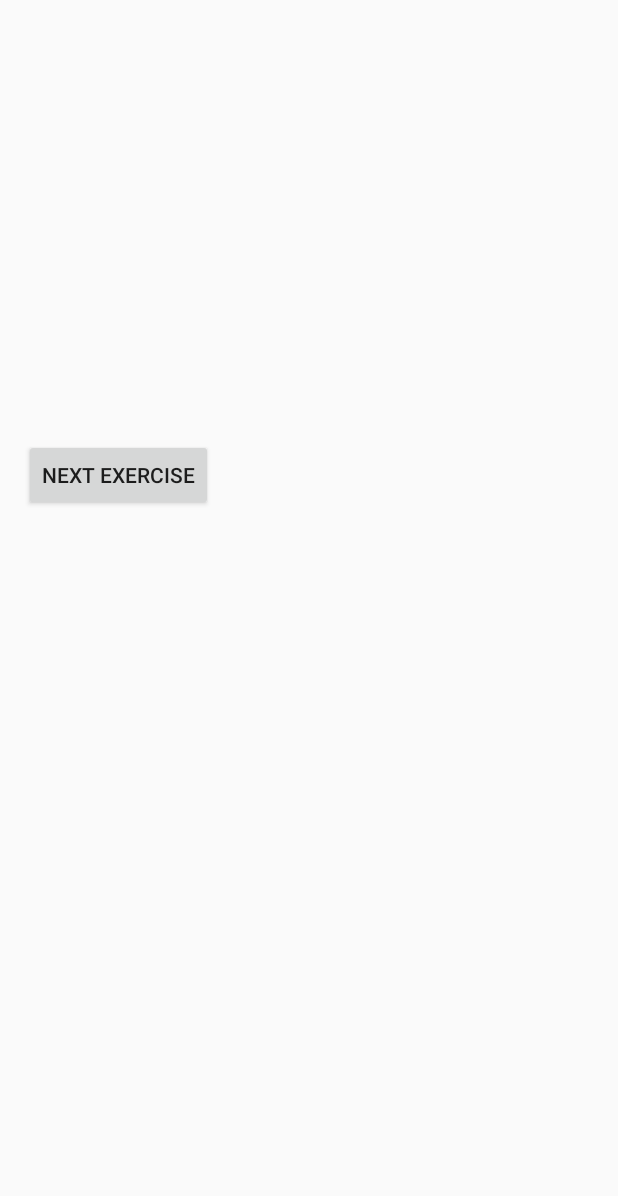
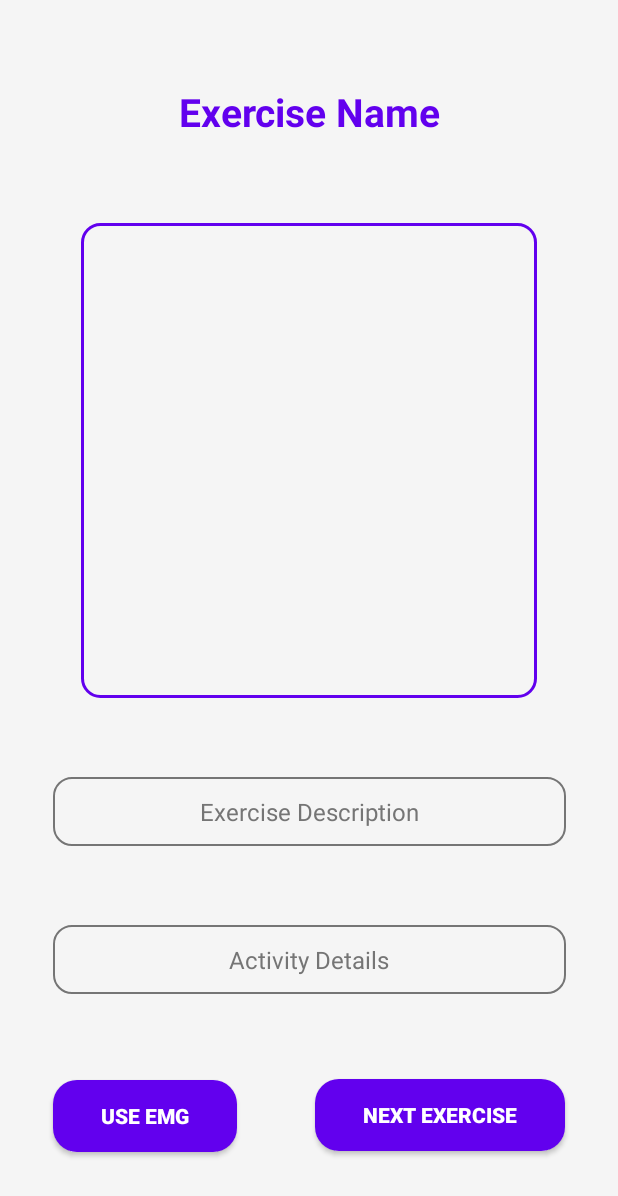
Before and after one commit to edriccoder/Calisthenics-Android-App, an Android app: the ExerciseDetailActivity screen opened directly, with no data from a screen before it, on a phone screen of 412 x 824 dp. Shown: the top 1196 px of the screen. Run offline under Robolectric (Android 15) with nearby library versions, the phone set to English and light mode, and no system bars; pictures from the network do not load.

Commit message:
done details

```diff
--- a/appstudio/app/src/main/java/com/example/gymapp/ExerciseAdapter.java
+++ b/appstudio/app/src/main/java/com/example/gymapp/ExerciseAdapter.java
@@ -16,12 +16,14 @@ import java.util.ArrayList;
 
 public class ExerciseAdapter extends ArrayAdapter<Exercise2> {
 
+    private ArrayList<Exercise2> exerciseList;
+
     public ExerciseAdapter(Context context, ArrayList<Exercise2> exercises) {
         super(context, 0, exercises);
+        this.exerciseList = exercises;
     }
 
     @Override
-
     public View getView(int position, View convertView, ViewGroup parent) {
         if (convertView == null) {
             convertView = LayoutInflater.from(getContext()).inflate(R.layout.list_item_exercise, parent, false);
@@ -35,14 +37,18 @@ public class ExerciseAdapter extends ArrayAdapter<Exercise2> {
         ImageView imageViewExercise = convertView.findViewById(R.id.imageViewExercise);
 
         if (exercise != null) {
-            textViewName.setText(exercise.getExName());
+            // Handle potential null values for exercise name and description
+            textViewName.setText(exercise.getExName() != null ? exercise.getExName() : "No name available");
+            textViewDesc.setText(exercise.getExDesc() != null ? exercise.getExDesc() : "No description available");
 
+            // Handle null or empty activity field
             String activityText = (exercise.getActivity() == null || exercise.getActivity().isEmpty())
                     ? "Activity: Not specified"
                     : "Activity: " + exercise.getActivity();
             textViewActivity.setText(activityText);
 
-            if (!exercise.getImageUrl().isEmpty()) {
+            // Handle image loading with fallback in case imageUrl is null or empty
+            if (exercise.getImageUrl() != null && !exercise.getImageUrl().isEmpty()) {
                 if (exercise.getImageUrl().endsWith(".gif")) {
                     Glide.with(getContext())
                             .asGif()
@@ -55,18 +61,19 @@ public class ExerciseAdapter extends ArrayAdapter<Exercise2> {
                             .into(imageViewExercise);
                 }
             } else {
-                imageViewExercise.setImageResource(R.drawable.dumbell); // Fallback image
+                // Fallback image if imageUrl is null or empty
+                imageViewExercise.setImageResource(R.drawable.dumbell);
             }
 
-            // Set an onClickListener for the whole item
+            // Set onClickListener to navigate to ExerciseDetailActivity with exercise data
             convertView.setOnClickListener(v -> {
                 Intent intent = new Intent(getContext(), ExerciseDetailActivity.class);
-                intent.putExtra("exercise", exercise);
-                intent.putExtra("currentPosition", position);
+                intent.putExtra("exerciseList", exerciseList);  // Pass the full list of exercises
+                intent.putExtra("currentPosition", position);    // Pass the current position
                 getContext().startActivity(intent);
             });
         }
+
         return convertView;
     }
-
 }
--- a/appstudio/app/src/main/java/com/example/gymapp/ExerciseDetailActivity.java
+++ b/appstudio/app/src/main/java/com/example/gymapp/ExerciseDetailActivity.java
@@ -2,19 +2,23 @@ package com.example.gymapp;
 
 import android.content.Intent;
 import android.os.Bundle;
-import android.view.View;
 import android.widget.Button;
 import android.widget.ImageView;
 import android.widget.TextView;
+import android.widget.Toast;
+
 import androidx.appcompat.app.AppCompatActivity;
 
 import com.bumptech.glide.Glide;
+
+import java.util.ArrayList;
 
 public class ExerciseDetailActivity extends AppCompatActivity {
 
     private TextView textViewName, textViewDesc, textViewActivity;
     private ImageView imageViewExercise;
     private Button buttonNext;
+    private ArrayList<Exercise2> exerciseList;
     private int currentPosition;
 
     @Override
@@ -30,27 +34,38 @@ public class ExerciseDetailActivity extends AppCompatActivity {
 
         // Get the intent data
         Intent intent = getIntent();
-        Exercise2 exercise = (Exercise2) intent.getSerializableExtra("exercise");
+        exerciseList = (ArrayList<Exercise2>) intent.getSerializableExtra("exerciseList");
         currentPosition = intent.getIntExtra("currentPosition", -1);
 
-        if (exercise != null) {
-            displayExerciseDetails(exercise);
+        if (exerciseList != null && !exerciseList.isEmpty() && currentPosition >= 0 && currentPosition < exerciseList.size()) {
+            displayExerciseDetails(exerciseList.get(currentPosition));
+        } else {
+            Toast.makeText(this, "Exercise data is not available", Toast.LENGTH_SHORT).show();
         }
 
+        // Button to move to the next exercise
         buttonNext.setOnClickListener(v -> {
-            Intent nextIntent = new Intent(ExerciseDetailActivity.this, FocusBody.class);
-            nextIntent.putExtra("currentPosition", currentPosition + 1); // Assuming next exercise is in the next position
-            startActivity(nextIntent);
+            if (currentPosition < exerciseList.size() - 1) {
+                currentPosition++;
+                displayExerciseDetails(exerciseList.get(currentPosition));
+            } else {
+                Toast.makeText(ExerciseDetailActivity.this, "You have reached the last exercise.", Toast.LENGTH_SHORT).show();
+            }
         });
     }
 
     private void displayExerciseDetails(Exercise2 exercise) {
-        textViewName.setText(exercise.getExName());
-        textViewDesc.setText(exercise.getExDesc());
-        textViewActivity.setText("Activity: " + exercise.getActivity());
+        textViewName.setText(exercise.getExName() != null ? exercise.getExName() : "No name available");
+        textViewDesc.setText(exercise.getExDesc() != null ? exercise.getExDesc() : "No description available");
+        textViewActivity.setText("Activity: " + (exercise.getActivity() != null ? exercise.getActivity() : "Not specified"));
 
-        Glide.with(this)
-                .load(exercise.getImageUrl())
-                .into(imageViewExercise);
+        // Load image with Glide
+        if (exercise.getImageUrl() != null && !exercise.getImageUrl().isEmpty()) {
+            Glide.with(this)
+                    .load(exercise.getImageUrl())
+                    .into(imageViewExercise);
+        } else {
+            imageViewExercise.setImageResource(R.drawable.dumbell); // Fallback image
+        }
     }
 }
--- a/appstudio/app/src/main/java/com/example/gymapp/startup.java
+++ b/appstudio/app/src/main/java/com/example/gymapp/startup.java
@@ -17,7 +17,7 @@ public class startup extends AppCompatActivity {
         Button button = (Button) findViewById(R.id.button1);
         button.setOnClickListener(new View.OnClickListener() {
             public void onClick(View v) {
-                Intent intent = new Intent(getApplicationContext(), emg_bluetooth.class);
+                Intent intent = new Intent(getApplicationContext(), MainActivity.class);
                 startActivity(intent);
             }
         });
--- /dev/null
+++ b/appstudio/app/src/main/res/drawable/button_rounded.xml
@@ -0,0 +1,5 @@
+<?xml version="1.0" encoding="utf-8"?>
+<shape xmlns:android="http://schemas.android.com/apk/res/android">
+    <solid android:color="@color/primaryColor" />
+    <corners android:radius="16dp" />
+</shape>
--- /dev/null
+++ b/appstudio/app/src/main/res/drawable/image_background.xml
@@ -0,0 +1,8 @@
+<?xml version="1.0" encoding="utf-8"?>
+<shape xmlns:android="http://schemas.android.com/apk/res/android">
+    <corners android:radius="12dp" />
+    <solid android:color="@android:color/transparent" />
+    <padding android:left="2dp" android:top="2dp" android:right="2dp" android:bottom="2dp"/>
+    <stroke android:width="2dp" android:color="@color/primaryColor"/>
+    <shadowColor android:color="#000000" android:radius="4dp"/>
+</shape>
--- /dev/null
+++ b/appstudio/app/src/main/res/drawable/rounded_bg.xml
@@ -0,0 +1,6 @@
+<?xml version="1.0" encoding="utf-8"?>
+<shape xmlns:android="http://schemas.android.com/apk/res/android">
+    <solid android:color="@color/background_light" />
+    <corners android:radius="12dp" />
+    <stroke android:color="@color/secondaryTextColor" android:width="1dp"/>
+</shape>
--- a/appstudio/app/src/main/res/layout/activity_exercise_detail.xml
+++ b/appstudio/app/src/main/res/layout/activity_exercise_detail.xml
@@ -1,38 +1,124 @@
-<!-- activity_exercise_detail.xml -->
-<LinearLayout xmlns:android="http://schemas.android.com/apk/res/android"
+<androidx.constraintlayout.widget.ConstraintLayout xmlns:android="http://schemas.android.com/apk/res/android"
+    xmlns:app="http://schemas.android.com/apk/res-auto"
+    xmlns:tools="http://schemas.android.com/tools"
     android:layout_width="match_parent"
     android:layout_height="match_parent"
-    android:orientation="vertical"
+    android:background="@color/background_light"
     android:padding="16dp">
 
+    <!-- Exercise Name -->
     <TextView
         android:id="@+id/textViewDetailName"
-        android:layout_width="wrap_content"
+        android:layout_width="0dp"
         android:layout_height="wrap_content"
-        android:textSize="24sp"
-        android:textStyle="bold" />
+        android:textSize="26sp"
+        android:textStyle="bold"
+        android:textColor="@color/primaryColor"
+        android:text="Exercise Name"
+        android:gravity="center"
+        app:layout_constraintTop_toTopOf="parent"
+        app:layout_constraintStart_toStartOf="parent"
+        app:layout_constraintEnd_toEndOf="parent"
+        app:layout_constraintBottom_toTopOf="@id/imageViewDetailExercise"
+        app:layout_constraintVertical_bias="0.05"
+        android:paddingBottom="8dp"/>
 
+    <!-- Exercise Image -->
+    <ImageView
+        android:id="@+id/imageViewDetailExercise"
+        android:layout_width="0dp"
+        android:layout_height="0dp"
+        android:scaleType="centerCrop"
+        android:layout_marginTop="8dp"
+        app:layout_constraintTop_toBottomOf="@id/textViewDetailName"
+        app:layout_constraintStart_toStartOf="parent"
+        app:layout_constraintEnd_toEndOf="parent"
+        app:layout_constraintWidth_percent="0.8"
+        app:layout_constraintHeight_percent="0.4"
+        android:contentDescription="Exercise Image"
+        android:background="@drawable/image_background"
+        app:layout_constraintBottom_toTopOf="@id/textViewDetailDesc"/>
+
+    <!-- Exercise Description -->
     <TextView
         android:id="@+id/textViewDetailDesc"
-        android:layout_width="wrap_content"
+        android:layout_width="0dp"
         android:layout_height="wrap_content"
-        android:textSize="16sp" />
+        android:text="Exercise Description"
+        android:textColor="@color/secondaryTextColor"
+        android:textSize="16sp"
+        android:gravity="center"
+        android:padding="12dp"
+        android:background="@drawable/rounded_bg"
+        app:layout_constraintTop_toBottomOf="@id/imageViewDetailExercise"
+        app:layout_constraintStart_toStartOf="parent"
+        app:layout_constraintEnd_toEndOf="parent"
+        app:layout_constraintBottom_toTopOf="@id/textViewDetailActivity"
+        app:layout_constraintWidth_percent="0.9"
+        android:layout_marginTop="12dp"/>
 
+    <!-- Activity Info (e.g., Sets/Reps) -->
     <TextView
         android:id="@+id/textViewDetailActivity"
-        android:layout_width="wrap_content"
+        android:layout_width="0dp"
         android:layout_height="wrap_content"
-        android:textSize="16sp" />
+        android:text="Activity Details"
+        android:textColor="@color/secondaryTextColor"
+        android:textSize="16sp"
+        android:gravity="center"
+        android:padding="12dp"
+        android:background="@drawable/rounded_bg"
+        app:layout_constraintTop_toBottomOf="@id/textViewDetailDesc"
+        app:layout_constraintStart_toStartOf="parent"
+        app:layout_constraintEnd_toEndOf="parent"
+        app:layout_constraintBottom_toTopOf="@id/buttonNext"
+        app:layout_constraintWidth_percent="0.9"
+        android:layout_marginTop="12dp"/>
 
-    <ImageView
-        android:id="@+id/imageViewDetailExercise"
-        android:layout_width="match_parent"
-        android:layout_height="200dp"
-        android:scaleType="centerCrop" />
+    <!-- Next Button -->
 
     <Button
         android:id="@+id/buttonNext"
         android:layout_width="wrap_content"
         android:layout_height="wrap_content"
-        android:text="Next Exercise" />
-</LinearLayout>
+        android:layout_marginTop="16dp"
+        android:background="@drawable/button_rounded"
+        android:backgroundTint="@color/primaryColor"
+        android:elevation="4dp"
+        android:paddingStart="32dp"
+        android:paddingTop="12dp"
+        android:paddingEnd="32dp"
+        android:paddingBottom="12dp"
+        android:text="Next Exercise"
+        android:textColor="@color/white"
+        android:textStyle="bold"
+        app:layout_constraintBottom_toBottomOf="parent"
+        app:layout_constraintEnd_toEndOf="parent"
+        app:layout_constraintHorizontal_bias="0.909"
+        app:layout_constraintStart_toStartOf="parent"
+        app:layout_constraintTop_toBottomOf="@id/textViewDetailActivity"
+        tools:ignore="RtlCompat" />
+
+    <Button
+        android:id="@+id/emgBut"
+        android:layout_width="wrap_content"
+        android:layout_height="wrap_content"
+        android:layout_marginTop="16dp"
+        android:background="@drawable/button_rounded"
+        android:backgroundTint="@color/primaryColor"
+        android:elevation="4dp"
+        android:paddingStart="32dp"
+        android:paddingTop="12dp"
+        android:paddingEnd="32dp"
+        android:paddingBottom="12dp"
+        android:text="Use EMG"
+        android:textColor="@color/white"
+        android:textStyle="bold"
+        app:layout_constraintBottom_toBottomOf="parent"
+        app:layout_constraintEnd_toEndOf="parent"
+        app:layout_constraintHorizontal_bias="0.074"
+        app:layout_constraintStart_toStartOf="parent"
+        app:layout_constraintTop_toBottomOf="@id/textViewDetailActivity"
+        app:layout_constraintVertical_bias="0.507"
+        tools:ignore="RtlCompat" />
+</androidx.constraintlayout.widget.ConstraintLayout>
--- a/appstudio/app/src/main/res/values/colors.xml
+++ b/appstudio/app/src/main/res/values/colors.xml
@@ -11,4 +11,9 @@
     <color name="light_gray">#D3D3D3</color>
     <color name="primary">#55c2da</color>
     <color name="green">#008000</color>
+    <color name="primaryColor">#6200EE</color>
+    <color name="secondaryTextColor">#757575</color>
+    <color name="background_light">#F5F5F5</color>
+    <color name="errorColor">#B00020</color>
+    <color name="accentColor">#03DAC5</color>
 </resources>
```
